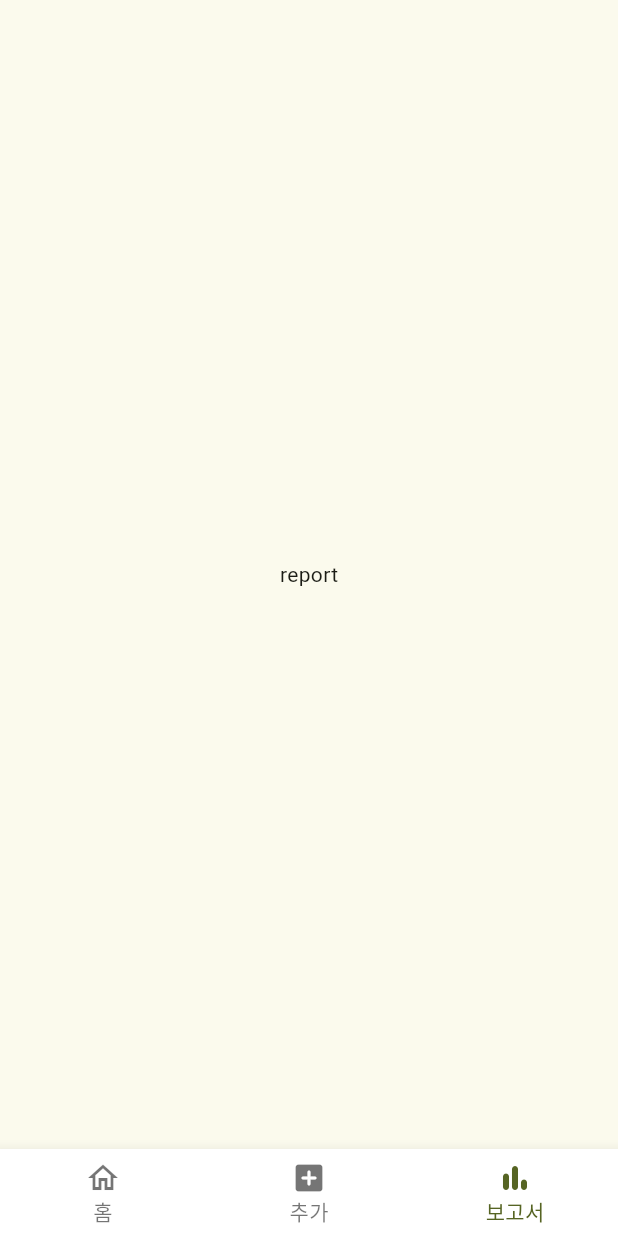
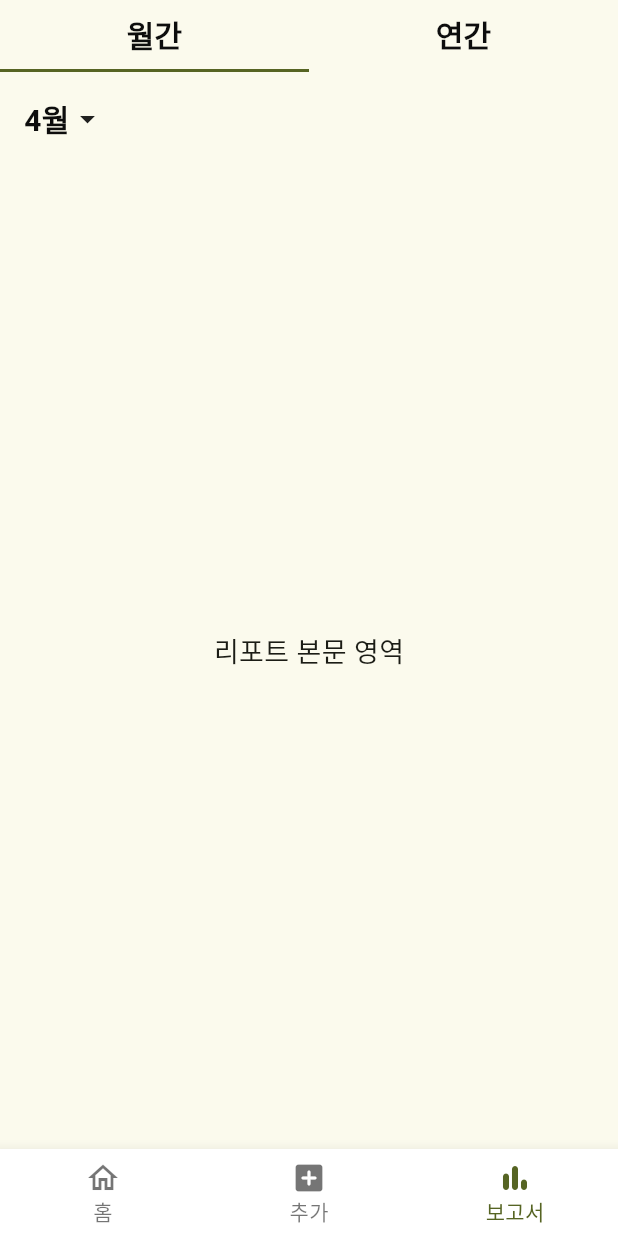
Before and after one commit to lxxyeon/SobieNote_Android, a Flutter app: the screen it shows after launch, item 3 of the bottom bar chosen, on a phone screen of 412 x 824 dp. Run offline on Flutter 3.47's test engine with Material 3 defaults, Android fonts, the phone set to English and light mode, and no system bars; our stand-ins replace device_info_plus, image_cropper, image_picker, permission_handler.

Commit message:
[ADD] 보고서 화면

```diff
--- a/sobienote_flutter/lib/view/report_screen.dart
+++ b/sobienote_flutter/lib/view/report_screen.dart
@@ -1,10 +1,162 @@
 import 'package:flutter/material.dart';
+import 'package:sobienote_flutter/common/const/text_style.dart';
 
-class ReportScreen extends StatelessWidget {
+import '../component/top_sheet_selector.dart';
+
+class ReportScreen extends StatefulWidget {
   const ReportScreen({super.key});
 
   @override
+  State<ReportScreen> createState() => _ReportScreenState();
+}
+
+class _ReportScreenState extends State<ReportScreen>
+    with TickerProviderStateMixin {
+  bool isTopSheetVisible = false;
+  int selectedMonth = DateTime.now().month;
+  int selectedYear = DateTime.now().year;
+  int tabIdx = 0;
+  late TabController tabController;
+
+  @override
+  void initState() {
+    super.initState();
+    tabController = TabController(length: 2, vsync: this);
+    tabController.addListener(_onTabToggle);
+    tabController.addListener(() {
+      setState(() {
+        tabIdx = tabController.index;
+      });
+    });
+  }
+
+  void _onTabToggle() {
+    if (tabController.indexIsChanging) return;
+    setState(() {
+      if (tabController.index == 0) {
+        tabIdx = 0;
+        selectedMonth = DateTime.now().month;
+      } else {
+        tabIdx = 0;
+        selectedYear = DateTime.now().year;
+      }
+    });
+  }
+
+  void _toggleTopSheet() {
+    setState(() {
+      isTopSheetVisible = !isTopSheetVisible;
+    });
+  }
+
+  @override
   Widget build(BuildContext context) {
-    return const Center(child: Text('report'));
+    final double appBarHeight =
+        MediaQuery.of(context).padding.top + kToolbarHeight + kTextTabBarHeight;
+
+    return Stack(
+      children: [
+        _reportBody(appBarHeight),
+        if (isTopSheetVisible) _buildDarkOverlay(appBarHeight),
+        if (isTopSheetVisible) _buildDismissArea(appBarHeight),
+        _buildTopSheet(appBarHeight),
+      ],
+    );
+  }
+
+  Widget _reportBody(double appBarHeight) {
+    return NestedScrollView(
+      headerSliverBuilder: (_, __) => [_buildSliverAppBar(appBarHeight)],
+      body: Center(child: Text("리포트 본문 영역", style: TextStyle(fontSize: 18))),
+    );
+  }
+
+  Widget _buildSliverAppBar(double appBarHeight) {
+    return SliverAppBar(
+      pinned: true,
+      backgroundColor: isTopSheetVisible ? Colors.white : Colors.transparent,
+      elevation: 0,
+      expandedHeight: appBarHeight,
+      flexibleSpace: SafeArea(
+        child: Column(
+          children: [
+            TabBar(
+              controller: tabController,
+              dividerColor: Colors.transparent,
+              indicatorSize: TabBarIndicatorSize.tab,
+              tabs: const [
+                Tab(child: Text('월간', style: kTitleTextStyle)),
+                Tab(child: Text('연간', style: kTitleTextStyle)),
+              ],
+            ),
+            GestureDetector(
+              onTap: _toggleTopSheet,
+              child: Padding(
+                padding: const EdgeInsets.symmetric(
+                  vertical: 16,
+                  horizontal: 16,
+                ),
+                child: Row(
+                  mainAxisAlignment: MainAxisAlignment.start,
+                  children: [
+                    Text(
+                      tabController.index == 0
+                          ? '$selectedMonth월'
+                          : '$selectedYear년',
+                      style: kTitleTextStyle,
+                    ),
+                    Icon(
+                      isTopSheetVisible
+                          ? Icons.arrow_drop_up
+                          : Icons.arrow_drop_down,
+                    ),
+                  ],
+                ),
+              ),
+            ),
+          ],
+        ),
+      ),
+    );
+  }
+
+  Widget _buildDarkOverlay(double appBarHeight) {
+    return Positioned.fill(
+      top: appBarHeight,
+      child: Container(color: Color.fromRGBO(0, 0, 0, 0.3)),
+    );
+  }
+
+  Widget _buildDismissArea(double appBarHeight) {
+    return Positioned.fill(
+      top: appBarHeight,
+      child: GestureDetector(
+        onTap: _toggleTopSheet,
+        behavior: HitTestBehavior.translucent,
+        child: Container(),
+      ),
+    );
+  }
+
+  Widget _buildTopSheet(double appBarHeight) {
+    return TopSheetSelector(
+      isVisible: isTopSheetVisible,
+      topOffset: appBarHeight - 2,
+      selectedMonth: selectedMonth,
+      selectedYear: selectedYear,
+      tabIndex: tabIdx,
+      onMonthSelected: (val) {
+        setState(() {
+          selectedMonth = val;
+          // isTopSheetVisible = false;
+        });
+      },
+      onYearSelected: (val) {
+        setState(() {
+          selectedYear = val;
+          // isTopSheetVisible = false;
+        });
+      },
+    );
   }
 }
--- a/sobienote_flutter/lib/view/root_tab.dart
+++ b/sobienote_flutter/lib/view/root_tab.dart
@@ -12,7 +12,7 @@ class RootTab extends StatefulWidget {
   State<RootTab> createState() => _RootTabState();
 }
 
-class _RootTabState extends State<RootTab> with SingleTickerProviderStateMixin {
+class _RootTabState extends State<RootTab> with TickerProviderStateMixin {
   int index = 0;
   late TabController controller;
 
```
Also changed, not shown: sobienote_flutter/lib/component/top_sheet_selector.dart (added, +88 -0 lines).
